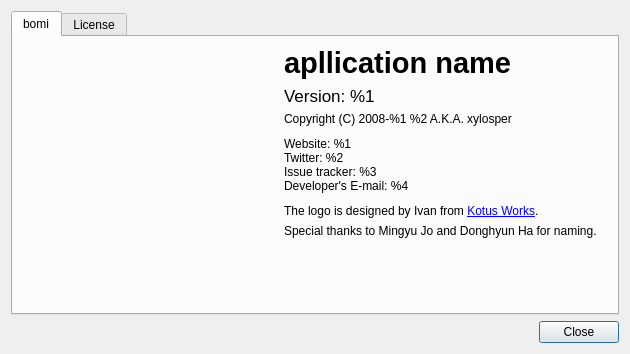
bylee20/bomi, file src/bomi/ui/aboutdialog.ui: the form before one commit.
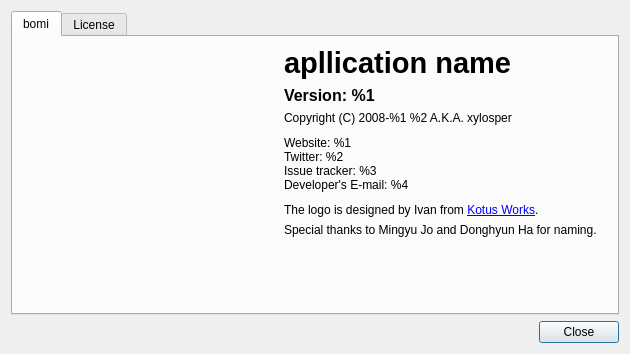
The form after the commit. Icons and pictures are not drawn. Custom widgets are drawn as their Qt base class.

What changed in the file:
```diff
--- a/src/bomi/ui/aboutdialog.ui
+++ b/src/bomi/ui/aboutdialog.ui
@@ -102,12 +102,15 @@
          </item>
          <item>
           <widget class="QLabel" name="version">
+           <property name="font">
+            <font>
+             <pointsize>12</pointsize>
+             <weight>75</weight>
+             <bold>true</bold>
+            </font>
+           </property>
            <property name="text">
-            <string>&lt;!DOCTYPE HTML PUBLIC &quot;-//W3C//DTD HTML 4.0//EN&quot; &quot;http://www.w3.org/TR/REC-html40/strict.dtd&quot;&gt;
-&lt;html&gt;&lt;head&gt;&lt;meta name=&quot;qrichtext&quot; content=&quot;1&quot; /&gt;&lt;style type=&quot;text/css&quot;&gt;
-p, li { white-space: pre-wrap; }
-&lt;/style&gt;&lt;/head&gt;&lt;body style=&quot; font-family:'Lucida Grande'; font-size:13pt; font-weight:400; font-style:normal;&quot;&gt;
-&lt;p style=&quot; margin-top:0px; margin-bottom:0px; margin-left:0px; margin-right:0px; -qt-block-indent:0; text-indent:0px;&quot;&gt;Version: %1&lt;/p&gt;&lt;/body&gt;&lt;/html&gt;</string>
+            <string>Version: %1</string>
            </property>
           </widget>
          </item>
```
